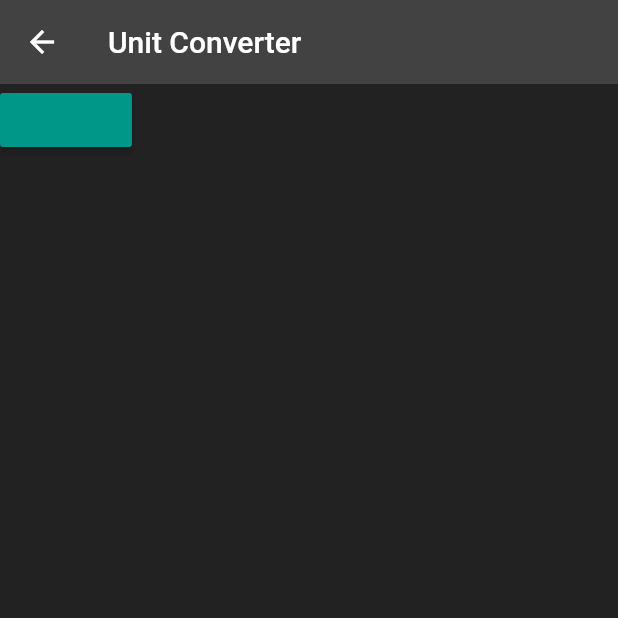
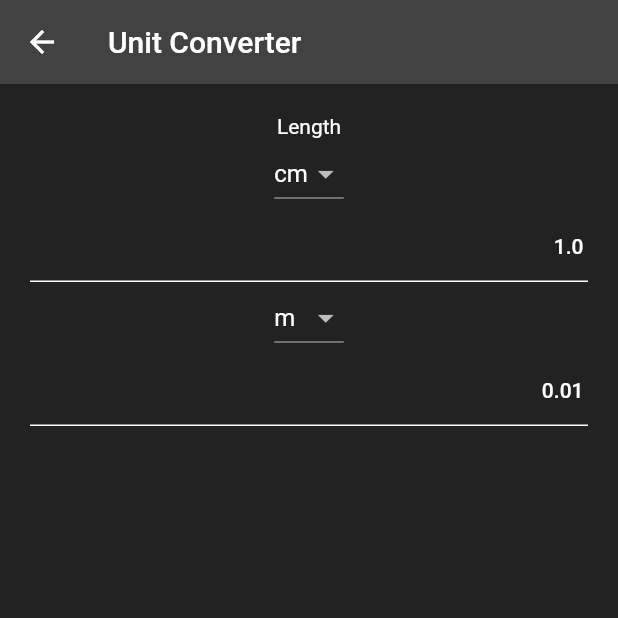
Before and after one commit to DinukaGayashan/Irrigation-Support, a Flutter app: the UnitConverter screen opened by its route, on a phone screen of 412 x 824 dp, the top half of it. Run offline on Flutter 3.47's test engine with Material 2 defaults, Android fonts, the phone set to English and light mode, and no system bars.

Commit message:
unit converter added

```diff
--- a/lib/constants.dart
+++ b/lib/constants.dart
@@ -0,0 +1,15 @@
+List<String> lengthUnits=['cm', 'm'];
+
+Map<String,String> lengthUnitSigns={
+  'cm':'cm',
+  'm':'m',
+};
+
+Map<String,double> lengthUnitValues={
+  'cm':100,
+  'm':1,
+};
+
+double getConvertedLengthValue(double value, String initialUnit, String finalUnit){
+  return value*lengthUnitValues[finalUnit]!/lengthUnitValues[initialUnit]!;
+}
--- a/lib/screens/main_menu.dart
+++ b/lib/screens/main_menu.dart
@@ -1,4 +1,5 @@
 import 'package:flutter/material.dart';
+import 'package:irrigation_support/screens/unit_converter.dart';
 
 class MainMenu extends StatelessWidget {
   const MainMenu({Key? key}) : super(key: key);
@@ -16,7 +17,7 @@ class MainMenu extends StatelessWidget {
         body: MaterialButton(
           color: Colors.teal,
           onPressed: () {
-
+            Navigator.pushNamed(context, UnitConverter.id);
           },
         ),
       ),
--- a/lib/screens/unit_converter.dart
+++ b/lib/screens/unit_converter.dart
@@ -1,11 +1,31 @@
 import 'package:flutter/material.dart';
 
-class UnitConverter extends StatelessWidget {
+import 'package:irrigation_support/constants.dart';
+
+class UnitConverter extends StatefulWidget {
   const UnitConverter({Key? key}) : super(key: key);
   static const String id = 'UnitConverter';
 
   @override
+  State<UnitConverter> createState() => _UnitConverterState();
+}
+
+class _UnitConverterState extends State<UnitConverter> {
+  final fromValueController=TextEditingController();
+  final toValueController=TextEditingController();
+
+
+  @override
   Widget build(BuildContext context) {
+
+
+    String fromUnit = lengthUnits[0];
+    String toUnit = lengthUnits[1];
+    double fromValue=1.0;
+    late double toValue=getConvertedLengthValue(fromValue, fromUnit, toUnit);
+    fromValueController.text=fromValue.toString();
+    toValueController.text=toValue.toString();
+
     return SafeArea(
       child: Scaffold(
         appBar: AppBar(
@@ -13,11 +33,65 @@ class UnitConverter extends StatelessWidget {
             'Unit Converter',
           ),
         ),
-        body: MaterialButton(
-          color: Colors.teal,
-          onPressed: () {
-
-          },
+        body: SingleChildScrollView(
+          child: Padding(
+            padding: const EdgeInsets.all(20),
+            child: Column(
+              children: [
+                const Text('Length'),
+                DropdownButton(
+                    value: fromUnit,
+                    items: lengthUnits.map((String items) {
+                      return DropdownMenuItem(
+                        value: items,
+                        child: Text(items),
+                      );
+                    }).toList(),
+                    onChanged: (value) {
+                      setState(() {
+                        fromUnit = value!;
+                        toValue;
+                      });
+                    }),
+                TextField(
+                  controller: fromValueController,
+                  textAlign: TextAlign.right,
+                  keyboardType: const TextInputType.numberWithOptions(),
+                  onChanged: (value) {
+                    setState(() {
+                      fromValue=double.parse(value);
+                      toValue=getConvertedLengthValue(fromValue, fromUnit, toUnit);
+                    });
+                  },
+                ),
+                DropdownButton(
+                    value: toUnit,
+                    items: lengthUnits.map((String items) {
+                      return DropdownMenuItem(
+                        value: items,
+                        child: Text(items),
+                      );
+                    }).toList(),
+                    onChanged: (value) {
+                      setState(() {
+                        toUnit = value!;
+                        toValue;
+                      });
+                    }),
+                TextField(
+                  controller: toValueController,
+                  textAlign: TextAlign.right,
+                  keyboardType: const TextInputType.numberWithOptions(),
+                  onChanged: (value) {
+                    setState(() {
+                      toValue=double.parse(value);
+                      fromValue=getConvertedLengthValue(toValue, toUnit, fromUnit);
+                    });
+                  },
+                ),
+              ],
+            ),
+          ),
         ),
       ),
     );
```
